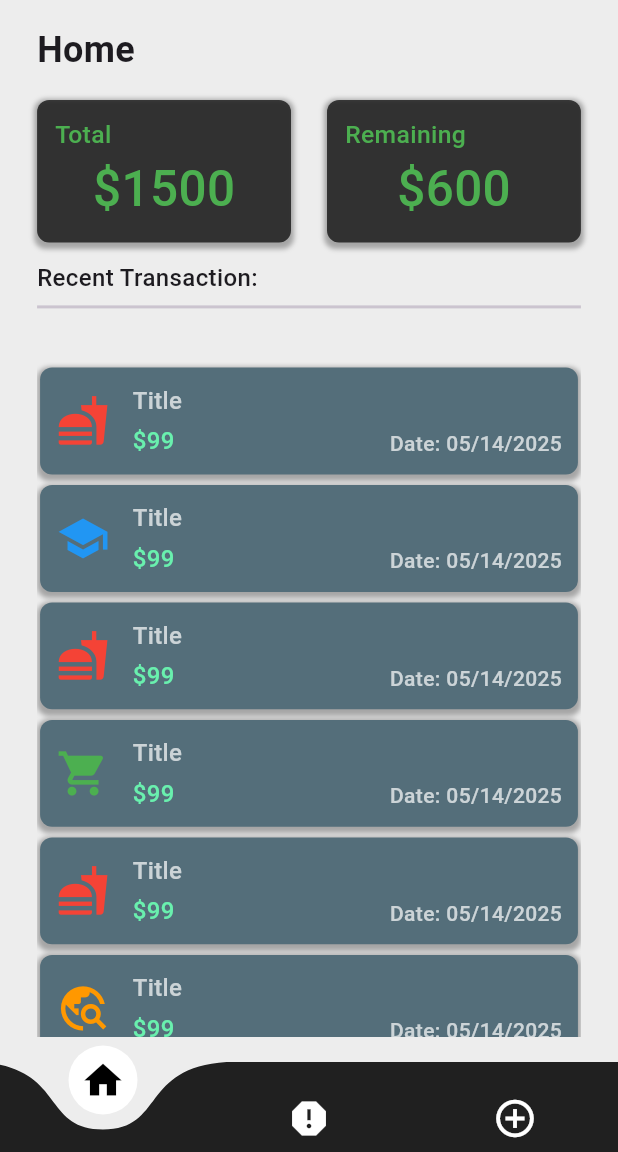
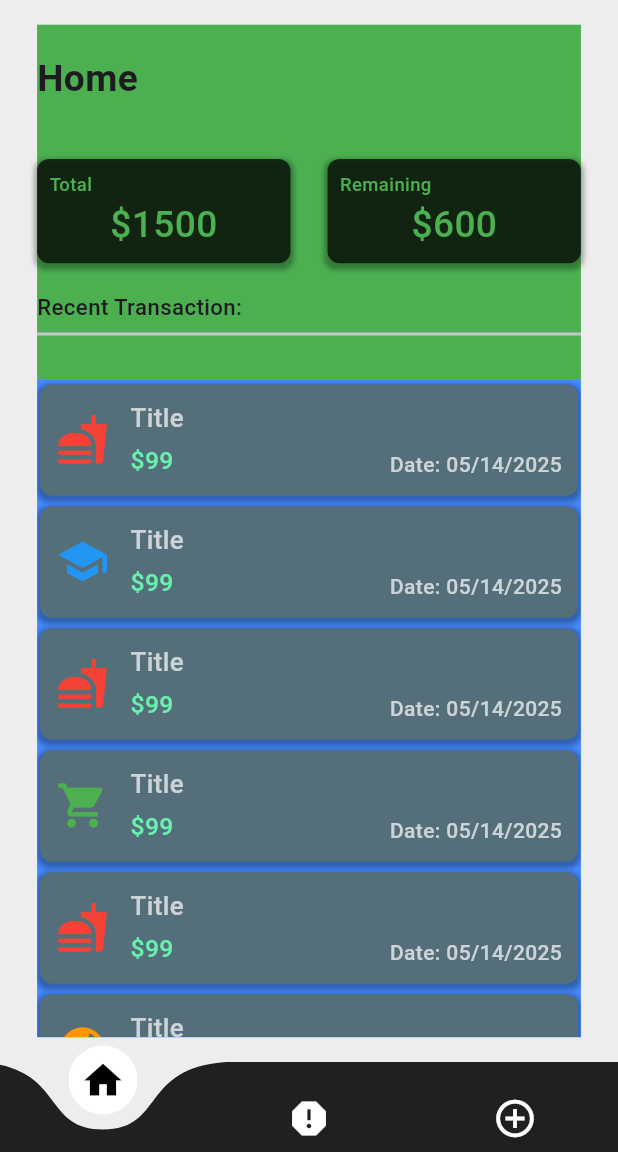
Before and after one commit to Yahya-hossaini/Expense-Tracker-Pro, a Flutter app: the screen it shows after launch, on a phone screen of 412 x 824 dp, the part 84-1236 px from its top. Run offline on Flutter 3.47's test engine with Material 3 defaults, Android fonts, the phone set to English and light mode, and no system bars; drawn by our look-alikes of curved_navigation_bar.

Commit message:
working on responsiveness phase 2

```diff
--- a/lib/screens/home_screen.dart
+++ b/lib/screens/home_screen.dart
@@ -96,7 +96,7 @@ class _HomeScreenState extends State<HomeScreen> {
         toggleTheme: toggleTheme,
       ),
       body: LayoutBuilder(
-        builder: (BuildContext context, BoxConstraints constraints) {
+        builder: (context, constrains) {
           return Padding(
             padding: EdgeInsets.symmetric(
               horizontal: size.width * 0.06,
@@ -106,129 +106,67 @@ class _HomeScreenState extends State<HomeScreen> {
               crossAxisAlignment: CrossAxisAlignment.start,
               children: [
                 Expanded(
-                  flex: 40,
+                  flex: 35,
+                  child: Container(
+                    color: Colors.green,
+                    child: Column(
+                      mainAxisAlignment: MainAxisAlignment.spaceBetween,
+                      crossAxisAlignment: CrossAxisAlignment.start,
+                      children: [
+                        Expanded(
+                          flex: 3,
+                          child: Column(
+                            crossAxisAlignment: CrossAxisAlignment.start,
+                            mainAxisAlignment: MainAxisAlignment.spaceAround,
+                            children: [
+                              Text(
+                                'Home',
+                                style: TextStyle(
+                                    fontSize: size.width * 0.06,
+                                    fontWeight: FontWeight.bold),
+                              ),
+                              Row(
+                                children: [
+                                  const Expanded(
+                                    child: TotalRemainingCard(title: 'Total', amount: 1500,),
+                                  ),
+                                  SizedBox(
+                                    width: size.width * 0.06,
+                                  ),
+                                  const Expanded(
+                                    child: TotalRemainingCard(title: 'Remaining', amount: 600,),
+                                  ),
+                                ],
+                              ),
+                            ],
+                          ),
+                        ),
+                        Expanded(
+                          flex: 1,
                           child: Column(
                             crossAxisAlignment: CrossAxisAlignment.start,
                             children: [
-                    Text(
-                      'Home',
+                              FittedBox(
+                                child: Text(
+                                  'Recent Transaction:',
                                   style:
-                          TextStyle(fontSize: 24, fontWeight: FontWeight.bold),
+                                  TextStyle(fontSize: size.height * 0.018, fontWeight: FontWeight.w500),
                                 ),
-                    SizedBox(
-                      height: size.height * 0.005,
                               ),
-                    Row(
-                      children: [
-                        Expanded(
-                          child: Container(
-                            padding: const EdgeInsets.all(12),
-                            margin: const EdgeInsets.symmetric(vertical: 12),
-                            decoration: BoxDecoration(
-                              boxShadow: [
-                                BoxShadow(
-                                  color: Colors.black.withOpacity(0.3),
-                                  spreadRadius: 2,
-                                  blurRadius: 2,
-                                  offset: const Offset(0, 2),
+                              Divider(
+                                thickness: 2,
                               ),
                             ],
-                              color: Colors.black.withOpacity(0.7),
-                              borderRadius: BorderRadius.circular(8),
-                            ),
-                            child: Column(
-                              crossAxisAlignment: CrossAxisAlignment.start,
-                              children: [
-                                Text(
-                                  'Total',
-                                  style: TextStyle(
-                                      fontWeight: FontWeight.w500,
-                                      fontSize:
-                                          MediaQuery.of(context).size.width *
-                                              0.04,
-                                      color: Colors.green),
-                                ),
-                                Center(
-                                  child: FittedBox(
-                                    fit: BoxFit.scaleDown,
-                                    child: Text(
-                                      '\$1500',
-                                      style: TextStyle(
-                                          fontSize:
-                                              MediaQuery.of(context).size.width *
-                                                  0.08,
-                                          fontWeight: FontWeight.w500,
-                                          color: Colors.green),
-                                    ),
                           ),
                         ),
                       ],
                     ),
                   ),
                 ),
-                        const SizedBox(
-                          width: 24,
-                        ),
                 Expanded(
+                  flex: 65,
                   child: Container(
-                            padding: const EdgeInsets.all(12),
-                            margin: const EdgeInsets.symmetric(vertical: 12),
-                            decoration: BoxDecoration(
-                              boxShadow: [
-                                BoxShadow(
-                                  color: Colors.black.withOpacity(0.3),
-                                  spreadRadius: 2,
-                                  blurRadius: 2,
-                                  offset: const Offset(0, 2),
-                                ),
-                              ],
-                              color: Colors.black.withOpacity(0.7),
-                              borderRadius: BorderRadius.circular(8),
-                            ),
-                            child: Column(
-                              crossAxisAlignment: CrossAxisAlignment.start,
-                              children: [
-                                Text(
-                                  'Remaining',
-                                  style: TextStyle(
-                                      fontWeight: FontWeight.w500,
-                                      fontSize:
-                                          MediaQuery.of(context).size.width *
-                                              0.04,
-                                      color: Colors.green),
-                                ),
-                                Center(
-                                  child: FittedBox(
-                                    fit: BoxFit.scaleDown,
-                                    child: Text(
-                                      '\$600',
-                                      style: TextStyle(
-                                          fontSize:
-                                              MediaQuery.of(context).size.width *
-                                                  0.08,
-                                          fontWeight: FontWeight.w500,
-                                          color: Colors.green),
-                                    ),
-                                  ),
-                                ),
-                              ],
-                            ),
-                          ),
-                        ),
-                      ],
-                    ),
-                    Text(
-                      'Recent Transaction:',
-                      style:
-                          TextStyle(fontSize: 16, fontWeight: FontWeight.w500),
-                    ),
-                    Divider(
-                      thickness: 2,
-                    ),
-                  ],
-                )),
-                Expanded(
-                  flex: 80,
+                    color: Colors.blueAccent,
                     child: ListView.builder(
                       itemCount: transaction.length,
                       itemBuilder: (context, index) {
@@ -247,9 +185,9 @@ class _HomeScreenState extends State<HomeScreen> {
                           ),
                           width: double.infinity,
                           margin: EdgeInsets.symmetric(
-                            vertical: constraints.maxHeight * 0.005,
+                              vertical: constrains.maxHeight * 0.005,
                               horizontal: 2),
-                        padding: EdgeInsets.all(constraints.maxHeight * 0.015),
+                          padding: EdgeInsets.all(constrains.maxHeight * 0.015),
                           child: Row(
                             crossAxisAlignment: CrossAxisAlignment.end,
                             children: [
@@ -263,17 +201,17 @@ class _HomeScreenState extends State<HomeScreen> {
                                       transaction[index]['icon'],
                                       color: getIconColor(
                                           transaction[index]['icon']),
-                                    size: constraints.maxHeight * 0.05,
+                                      size: constrains.maxHeight * 0.05,
                                     ),
-                                  SizedBox(width: constraints.maxHeight * 0.02),
+                                    SizedBox(width: constrains.maxHeight * 0.02),
                                     Column(
                                       crossAxisAlignment:
                                       CrossAxisAlignment.start,
                                       children: [
                                         Text(
                                           transaction[index]['title'],
-                                        style: const TextStyle(
-                                            fontSize: 16,
+                                          style: TextStyle(
+                                              fontSize: size.height * 0.021,
                                               color: Colors.white70,
                                               fontWeight: FontWeight.w500),
                                         ),
@@ -282,8 +220,8 @@ class _HomeScreenState extends State<HomeScreen> {
                                         ),
                                         Text(
                                           '\$${transaction[index]['amount']}',
-                                        style: const TextStyle(
-                                            fontSize: 16,
+                                          style: TextStyle(
+                                              fontSize: size.height * 0.02,
                                               color: Colors.greenAccent,
                                               fontWeight: FontWeight.w500),
                                         ),
@@ -310,6 +248,7 @@ class _HomeScreenState extends State<HomeScreen> {
                       },
                     ),
                   ),
+                ),
               ],
             ),
           );
@@ -318,3 +257,55 @@ class _HomeScreenState extends State<HomeScreen> {
     );
   }
 }
+
+class TotalRemainingCard extends StatelessWidget {
+  final String title;
+  final int amount;
+
+  const TotalRemainingCard({
+    super.key,
+    required this.title,
+    required this.amount,
+  });
+
+  @override
+  Widget build(BuildContext context) {
+    final size = MediaQuery.of(context).size;
+    return Container(
+      padding: EdgeInsets.all(size.height * 0.01),
+      decoration: BoxDecoration(
+        boxShadow: [
+          BoxShadow(
+            color: Colors.black.withOpacity(0.3),
+            spreadRadius: 2,
+            blurRadius: 2,
+            offset: const Offset(0, 2),
+          ),
+        ],
+        color: Colors.black.withOpacity(0.7),
+        borderRadius: BorderRadius.circular(8),
+      ),
+      child: Column(
+        crossAxisAlignment: CrossAxisAlignment.start,
+        children: [
+          Text(
+            title,
+            style: TextStyle(
+                fontWeight: FontWeight.w500,
+                fontSize: size.height * 0.015,
+                color: Colors.green),
+          ),
+          Center(
+            child: Text(
+              '\$$amount',
+              style: TextStyle(
+                  fontSize: size.height * 0.03,
+                  fontWeight: FontWeight.w500,
+                  color: Colors.green),
+            ),
+          ),
+        ],
+      ),
+    );
+  }
+}
```
Lines whose indentation alone changed are shown as unchanged.
